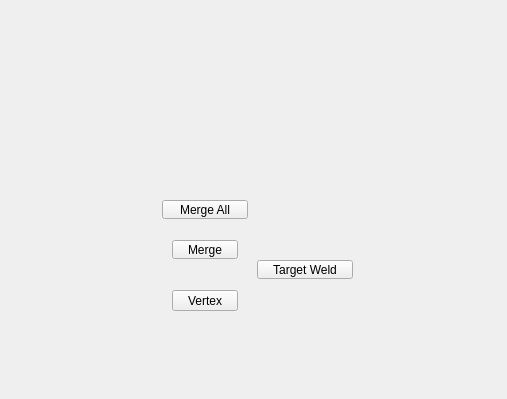
Above: tentacle/ui/polygons#vertex#submenu.ui from m3trik/tentacle before the change; both pictures show x 93 to 600 and y 0 to 399 of the 600 by 600 pixel window. Below: the same form after it.
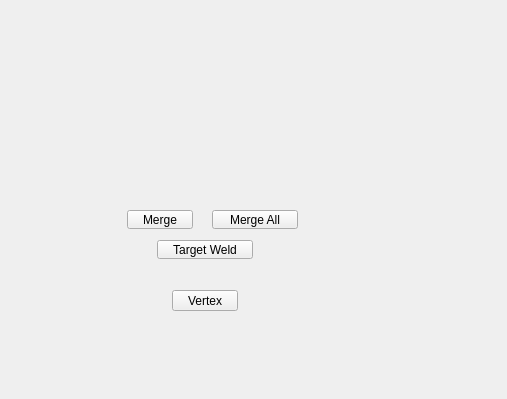
That is the form after the change. Custom widgets are drawn as their Qt base class.

The edit to the form file:
```diff
--- a/tentacle/ui/polygons#vertex#submenu.ui
+++ b/tentacle/ui/polygons#vertex#submenu.ui
@@ -62,8 +62,8 @@
     </property>
     <property name="geometry">
      <rect>
-      <x>265</x>
-      <y>240</y>
+      <x>220</x>
+      <y>210</y>
       <width>66</width>
       <height>19</height>
      </rect>
@@ -121,8 +121,8 @@
     </property>
     <property name="geometry">
      <rect>
-      <x>350</x>
-      <y>260</y>
+      <x>250</x>
+      <y>240</y>
       <width>96</width>
       <height>19</height>
      </rect>
@@ -189,8 +189,8 @@
     </property>
     <property name="geometry">
      <rect>
-      <x>255</x>
-      <y>200</y>
+      <x>305</x>
+      <y>210</y>
       <width>86</width>
       <height>19</height>
      </rect>
```
